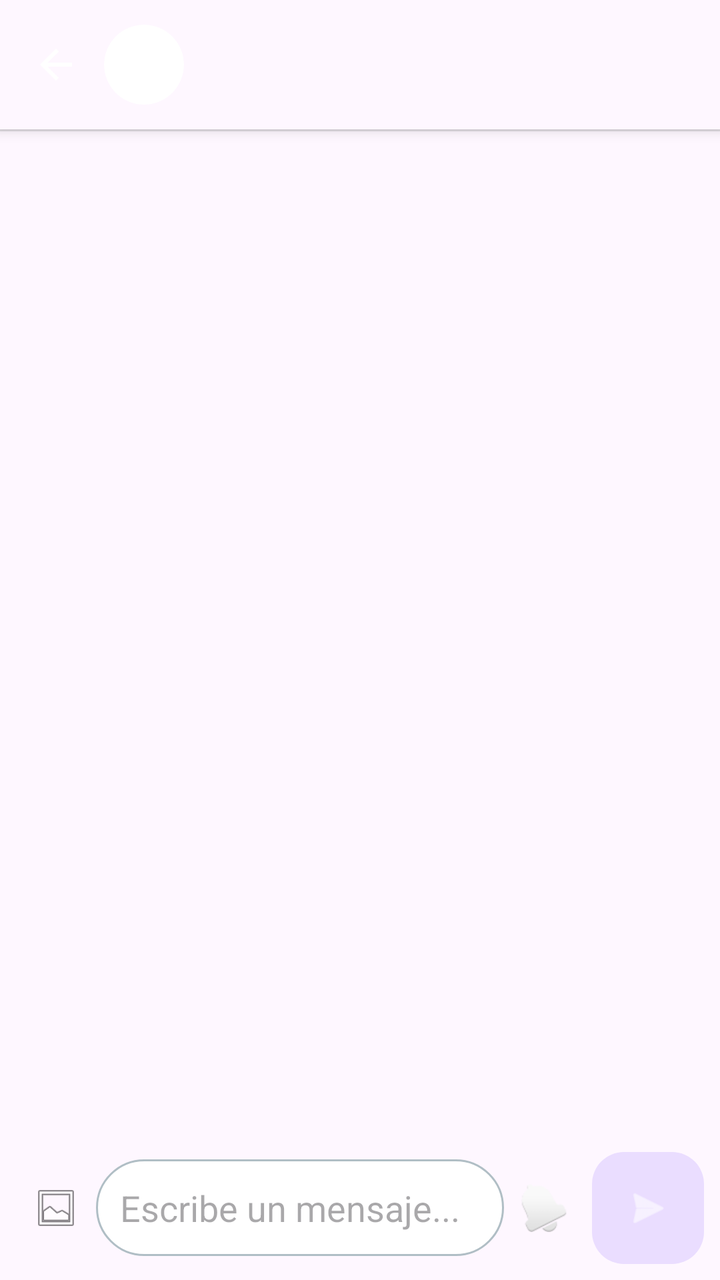
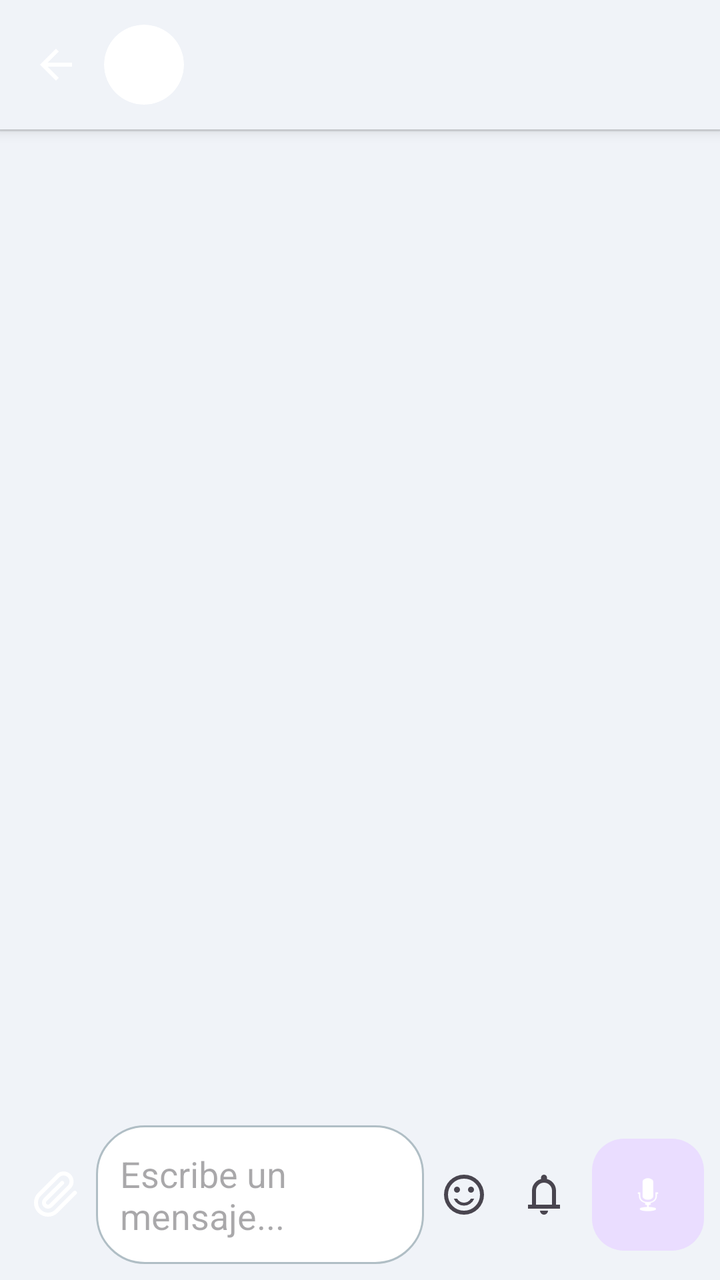

Screens rendered from an Android XML layout before and after an edit, with the pre-edit source and the edit as a unified diff.
<!-- AndroidManifest.xml: application theme Theme.Nexu -->
<!-- res/layout/activity_chat.xml -->
<?xml version="1.0" encoding="utf-8"?>
<LinearLayout xmlns:android="http://schemas.android.com/apk/res/android"
    xmlns:app="http://schemas.android.com/apk/res-auto"
    android:layout_width="match_parent"
    android:layout_height="match_parent"
    android:orientation="vertical"
    android:background="?android:colorBackground">

    <LinearLayout
        android:id="@+id/llChatHeaderInfo"
        android:layout_width="match_parent"
        android:layout_height="wrap_content"
        android:orientation="horizontal"
        android:padding="12dp"
        android:gravity="center_vertical"
        android:elevation="4dp"
        android:background="?android:colorBackground">

        <ImageView
            android:id="@+id/btnBack"
            android:layout_width="32dp"
            android:layout_height="32dp"
            android:padding="4dp"
            android:src="@drawable/ic_volver" />

        <androidx.cardview.widget.CardView
            android:layout_width="40dp"
            android:layout_height="40dp"
            android:layout_marginStart="8dp"
            app:cardCornerRadius="20dp"
            app:cardElevation="0dp">

            <ImageView
                android:id="@+id/ivHeaderAvatar"
                android:layout_width="match_parent"
                android:layout_height="match_parent"
                android:scaleType="centerCrop"/>
            <TextView
                android:id="@+id/tvHeaderAvatar"
                android:layout_width="match_parent"
                android:layout_height="match_parent"
                android:gravity="center"
                android:textSize="20sp"
                android:visibility="gone"/>
        </androidx.cardview.widget.CardView>

        <LinearLayout
            android:layout_width="0dp"
            android:layout_height="wrap_content"
            android:layout_weight="1"
            android:layout_marginStart="12dp"
            android:orientation="vertical">

            <TextView
                android:id="@+id/tvChatTitle"
                android:layout_width="wrap_content"
                android:layout_height="wrap_content"
                android:textSize="18sp"
                android:textStyle="bold"
                android:maxLines="1"
                android:ellipsize="end"
                android:textColor="@color/text_primary"/>

            <TextView
                android:id="@+id/tvStatus"
                android:layout_width="wrap_content"
                android:layout_height="wrap_content"
                android:textSize="12sp"
                android:maxLines="1"
                android:ellipsize="end"
                android:textColor="@color/text_secondary"/>
        </LinearLayout>

        <ImageView
            android:id="@+id/ivAddTime"
            android:layout_width="32dp"
            android:layout_height="32dp"
            android:padding="4dp"
            android:src="@android:drawable/ic_menu_add"
            android:visibility="gone"
            app:tint="#FF3B30" />

        <TextView
            android:id="@+id/tvDistance"
            android:layout_width="wrap_content"
            android:layout_height="wrap_content"
            android:layout_marginStart="8dp"
            android:textSize="12sp"
            android:textColor="@color/text_secondary"/>
    </LinearLayout>

    <View
        android:layout_width="match_parent"
        android:layout_height="1dp"
        android:background="@color/theme_divider"/>

    <androidx.recyclerview.widget.RecyclerView
        android:id="@+id/rvMessages"
        android:layout_width="match_parent"
        android:layout_height="0dp"
        android:layout_weight="1"
        android:padding="8dp"
        android:clipToPadding="false"/>

    <androidx.cardview.widget.CardView
        android:id="@+id/cvImagePreview"
        android:layout_width="100dp"
        android:layout_height="100dp"
        android:layout_marginStart="12dp"
        android:layout_marginBottom="8dp"
        app:cardCornerRadius="8dp"
        android:visibility="gone">
        <ImageView
            android:id="@+id/ivPreview"
            android:layout_width="match_parent"
            android:layout_height="match_parent"
            android:scaleType="centerCrop"/>
        <ImageView
            android:id="@+id/btnRemoveImage"
            android:layout_width="24dp"
            android:layout_height="24dp"
            android:layout_gravity="top|end"
            android:layout_margin="4dp"
            android:padding="4dp"
            android:background="@drawable/circle_background"
            android:src="@drawable/ic_close"
            app:tint="@android:color/white"/>
    </androidx.cardview.widget.CardView>

    <LinearLayout
        android:layout_width="match_parent"
        android:layout_height="wrap_content"
        android:orientation="horizontal"
        android:padding="8dp"
        android:gravity="center_vertical"
        android:background="?android:colorBackground">

        <ImageView
            android:id="@+id/btnAttach"
            android:layout_width="40dp"
            android:layout_height="40dp"
            android:padding="8dp"
            android:src="@android:drawable/ic_menu_gallery"/>

        <EditText
            android:id="@+id/etMessage"
            android:layout_width="0dp"
            android:layout_height="wrap_content"
            android:layout_weight="1"
            android:hint="Escribe un mensaje..."
            android:background="@drawable/edittext_rounded"
            android:padding="12dp"
            android:maxLines="4"
            android:inputType="textMultiLine|textCapSentences"/>

        <ImageView
            android:id="@+id/btnNudge"
            android:layout_width="40dp"
            android:layout_height="40dp"
            android:padding="8dp"
            android:src="@android:drawable/ic_popup_reminder"/>

        <com.google.android.material.floatingactionbutton.FloatingActionButton
            android:id="@+id/btnSend"
            android:layout_width="wrap_content"
            android:layout_height="wrap_content"
            android:layout_marginStart="4dp"
            android:src="@android:drawable/ic_menu_send"
            app:tint="@android:color/white"
            app:fabSize="mini"
            app:elevation="0dp"/>
    </LinearLayout>
</LinearLayout>
<!-- resources referenced by this layout -->
<resources>
  <color name="text_primary">#1A1A24</color>
  <!-- unchanged entries left out for length: 10 -->
</resources>

<!-- the commit's change to res/layout/activity_chat.xml (unified diff, before → after) -->
@@ -4,7 +4,7 @@
     android:layout_width="match_parent"
     android:layout_height="match_parent"
     android:orientation="vertical"
-    android:background="?android:colorBackground">
+    android:background="@color/background_main">
 
     <LinearLayout
         android:id="@+id/llChatHeaderInfo"
@@ -14,7 +14,7 @@
         android:padding="12dp"
         android:gravity="center_vertical"
         android:elevation="4dp"
-        android:background="?android:colorBackground">
+        android:background="@color/background_main">
 
         <ImageView
             android:id="@+id/btnBack"
@@ -59,7 +59,7 @@
                 android:textStyle="bold"
                 android:maxLines="1"
                 android:ellipsize="end"
-                android:textColor="@color/text_primary"/>
+                android:textColor="?android:attr/textColorPrimary"/>
 
             <TextView
                 android:id="@+id/tvStatus"
@@ -89,6 +89,98 @@
             android:textColor="@color/text_secondary"/>
     </LinearLayout>
 
+    <LinearLayout
+        android:id="@+id/llSearchBox"
+        android:layout_width="match_parent"
+        android:layout_height="wrap_content"
+        android:orientation="horizontal"
+        android:padding="8dp"
+        android:visibility="gone"
+        android:background="@color/surface_card"
+        android:gravity="center_vertical"
+        android:elevation="2dp">
+
+        <EditText
+            android:id="@+id/etSearchMessages"
+            android:layout_width="0dp"
+            android:layout_weight="1"
+            android:layout_height="wrap_content"
+            android:hint="Buscar en esta conversación..."
+            android:background="@drawable/bg_search_box"
+            android:padding="10dp"
+            android:textSize="14sp"/>
+
+        <ImageView
+            android:id="@+id/btnCloseSearch"
+            android:layout_width="32dp"
+            android:layout_height="32dp"
+            android:layout_marginStart="8dp"
+            android:padding="4dp"
+            android:src="@drawable/ic_close"
+            app:tint="?android:attr/textColorPrimary"/>
+    </LinearLayout>
+
+    <LinearLayout
+        android:id="@+id/llMessageSelectionHeader"
+        android:layout_width="match_parent"
+        android:layout_height="wrap_content"
+        android:orientation="horizontal"
+        android:gravity="center_vertical"
+        android:padding="16dp"
+        android:visibility="gone"
+        android:elevation="6dp"
+        android:background="@color/background_main">
+
+        <ImageView
+            android:id="@+id/btnCloseMsgSelection"
+            android:layout_width="32dp"
+            android:layout_height="32dp"
+            android:padding="4dp"
+            android:background="?attr/selectableItemBackgroundBorderless"
+            android:src="@drawable/ic_close"
+            app:tint="?android:attr/textColorPrimary"/>
+
+        <TextView
+            android:id="@+id/tvMsgSelectionCount"
+            android:layout_width="0dp"
+            android:layout_height="wrap_content"
+            android:layout_weight="1"
+            android:layout_marginStart="16dp"
+            android:text="1"
+            android:textSize="20sp"
+            android:textStyle="bold"
+            android:textColor="?android:attr/textColorPrimary"/>
+
+        <ImageView
+            android:id="@+id/btnCopySelectedMsgs"
+            android:layout_width="32dp"
+            android:layout_height="32dp"
+            android:padding="4dp"
+            android:layout_marginEnd="16dp"
+            android:background="?attr/selectableItemBackgroundBorderless"
+            android:src="@drawable/ic_copy"
+            app:tint="?android:attr/textColorPrimary"/>
+
+        <ImageView
+            android:id="@+id/btnForwardSelectedMsgs"
+            android:layout_width="32dp"
+            android:layout_height="32dp"
+            android:padding="4dp"
+            android:layout_marginEnd="16dp"
+            android:background="?attr/selectableItemBackgroundBorderless"
+            android:src="@drawable/ic_forward"
+            app:tint="?android:attr/textColorPrimary"/>
+
+        <ImageView
+            android:id="@+id/btnDeleteSelectedMsgs"
+            android:layout_width="32dp"
+            android:layout_height="32dp"
+            android:padding="4dp"
+            android:background="?attr/selectableItemBackgroundBorderless"
+            android:src="@drawable/ic_delete"
+            app:tint="#F44336"/>
+    </LinearLayout>
+
     <View
         android:layout_width="match_parent"
         android:layout_height="1dp"
@@ -101,6 +193,23 @@
         android:layout_weight="1"
         android:padding="8dp"
         android:clipToPadding="false"/>
+
+    <FrameLayout
+        android:id="@+id/flAttachmentMenu"
+        android:layout_width="match_parent"
+        android:layout_height="wrap_content"
+        android:visibility="gone">
+        <include layout="@layout/layout_attachment_menu" />
+    </FrameLayout>
+
+    <FrameLayout
+        android:id="@+id/flEmojiPicker"
+        android:layout_width="match_parent"
+        android:layout_height="250dp"
+        android:background="@color/background_main"
+        android:visibility="gone">
+        <include layout="@layout/layout_emoji_picker" />
+    </FrameLayout>
 
     <androidx.cardview.widget.CardView
         android:id="@+id/cvImagePreview"
@@ -127,47 +236,330 @@
             app:tint="@android:color/white"/>
     </androidx.cardview.widget.CardView>
 
-    <LinearLayout
+    <FrameLayout
+        android:layout_width="match_parent"
+        android:layout_height="wrap_content">
+
+        <LinearLayout
+            android:id="@+id/llInputLayout"
+            android:layout_width="match_parent"
+            android:layout_height="wrap_content"
+            android:orientation="horizontal"
+            android:padding="8dp"
+            android:gravity="center_vertical"
+            android:background="@color/background_main">
+
+            <ImageView
+                android:id="@+id/btnAttach"
+                android:layout_width="40dp"
+                android:layout_height="40dp"
+                android:padding="8dp"
+                android:background="?attr/selectableItemBackgroundBorderless"
+                android:src="@drawable/ic_clip"/>
+
+            <EditText
+                android:id="@+id/etMessage"
+                android:layout_width="0dp"
+                android:layout_height="wrap_content"
+                android:layout_weight="1"
+                android:hint="Escribe un mensaje..."
+                android:background="@drawable/edittext_rounded"
+                android:padding="12dp"
+                android:maxLines="4"
+                android:inputType="textMultiLine|textCapSentences"/>
+
+            <LinearLayout
+                android:id="@+id/llRecordingUI"
+                android:layout_width="0dp"
+                android:layout_height="wrap_content"
+                android:layout_weight="1"
+                android:orientation="horizontal"
+                android:gravity="center_vertical"
+                android:visibility="gone"
+                android:padding="12dp">
+                <ImageView
+                    android:id="@+id/ivRecordingBlink"
+                    android:layout_width="12dp"
+                    android:layout_height="12dp"
+                    android:src="@drawable/circle_background"
+                    app:tint="#F44336"/>
+                <TextView
+                    android:id="@+id/tvRecordingTime"
+                    android:layout_width="wrap_content"
+                    android:layout_height="wrap_content"
+                    android:layout_marginStart="8dp"
+                    android:text="00:00"
+                    android:textStyle="bold"
+                    android:textColor="?android:attr/textColorPrimary"/>
+                <TextView
+                    android:layout_width="0dp"
+                    android:layout_height="wrap_content"
+                    android:layout_weight="1"
+                    android:layout_marginStart="16dp"
+                    android:text="&lt; Desliza cancelar"
+                    android:textColor="@color/text_secondary"
+                    android:gravity="end"/>
+
+                <ImageView
+                    android:id="@+id/btnCancelRecording"
+                    android:layout_width="32dp"
+                    android:layout_height="32dp"
+                    android:layout_marginStart="8dp"
+                    android:padding="4dp"
+                    android:background="?attr/selectableItemBackgroundBorderless"
+                    android:src="@drawable/ic_close"
+                    app:tint="#F44336"
+                    android:visibility="gone"/>
+            </LinearLayout>
+
+            <ImageView
+                android:id="@+id/btnEmoji"
+                android:layout_width="40dp"
+                android:layout_height="40dp"
+                android:padding="8dp"
+                android:background="?attr/selectableItemBackgroundBorderless"
+                android:src="@drawable/ic_emoji"/>
+
+            <ImageView
+                android:id="@+id/btnNudge"
+                android:layout_width="40dp"
+                android:layout_height="40dp"
+                android:padding="8dp"
+                android:src="@drawable/ic_bell"/>
+
+            <com.google.android.material.floatingactionbutton.FloatingActionButton
+                android:id="@+id/btnSend"
+                android:layout_width="wrap_content"
+                android:layout_height="wrap_content"
+                android:layout_marginStart="4dp"
+                android:src="@android:drawable/ic_btn_speak_now"
+                app:tint="@android:color/white"
+                app:fabSize="mini"
+                app:elevation="0dp"/>
+        </LinearLayout>
+
+    </FrameLayout>
+</LinearLayout>
+<!-- res/layout/layout_attachment_menu.xml (included above) -->
+<?xml version="1.0" encoding="utf-8"?>
+<LinearLayout xmlns:android="http://schemas.android.com/apk/res/android"
+    xmlns:app="http://schemas.android.com/apk/res-auto"
+    android:layout_width="match_parent"
+    android:layout_height="wrap_content"
+    android:orientation="vertical"
+    android:padding="16dp"
+    android:background="?android:colorBackground"
+    android:elevation="8dp">
+
+    <GridLayout
         android:layout_width="match_parent"
         android:layout_height="wrap_content"
-        android:orientation="horizontal"
+        android:columnCount="3"
+        android:rowCount="2"
+        android:alignmentMode="alignBounds"
+        android:useDefaultMargins="true">
+
+        <LinearLayout
+            android:id="@+id/btnGallery"
+            android:layout_width="0dp"
+            android:layout_height="wrap_content"
+            android:layout_columnWeight="1"
+            android:gravity="center"
+            android:orientation="vertical"
+            android:background="?attr/selectableItemBackground"
+            android:padding="12dp">
+            <androidx.cardview.widget.CardView
+                android:layout_width="56dp"
+                android:layout_height="56dp"
+                app:cardCornerRadius="28dp"
+                app:cardBackgroundColor="#8A2BE2"
+                app:cardElevation="0dp">
+                <ImageView
+                    android:layout_width="28dp"
+                    android:layout_height="28dp"
+                    android:layout_gravity="center"
+                    android:src="@android:drawable/ic_menu_gallery"
+                    app:tint="@android:color/white"/>
+            </androidx.cardview.widget.CardView>
+            <TextView
+                android:layout_width="wrap_content"
+                android:layout_height="wrap_content"
+                android:layout_marginTop="8dp"
+                android:text="Galería"
+                android:textSize="12sp"/>
+        </LinearLayout>
+
+        <LinearLayout
+            android:id="@+id/btnCamera"
+            android:layout_width="0dp"
+            android:layout_height="wrap_content"
+            android:layout_columnWeight="1"
+            android:gravity="center"
+            android:orientation="vertical"
+            android:background="?attr/selectableItemBackground"
+            android:padding="12dp">
+            <androidx.cardview.widget.CardView
+                android:layout_width="56dp"
+                android:layout_height="56dp"
+                app:cardCornerRadius="28dp"
+                app:cardBackgroundColor="#E91E63"
+                app:cardElevation="0dp">
+                <ImageView
+                    android:layout_width="28dp"
+                    android:layout_height="28dp"
+                    android:layout_gravity="center"
+                    android:src="@android:drawable/ic_menu_camera"
+                    app:tint="@android:color/white"/>
+            </androidx.cardview.widget.CardView>
+            <TextView
+                android:layout_width="wrap_content"
+                android:layout_height="wrap_content"
+                android:layout_marginTop="8dp"
+                android:text="Cámara"
+                android:textSize="12sp"/>
+        </LinearLayout>
+
+        <LinearLayout
+            android:id="@+id/btnFiles"
+            android:layout_width="0dp"
+            android:layout_height="wrap_content"
+            android:layout_columnWeight="1"
+            android:gravity="center"
+            android:orientation="vertical"
+            android:background="?attr/selectableItemBackground"
+            android:padding="12dp">
+            <androidx.cardview.widget.CardView
+                android:layout_width="56dp"
+                android:layout_height="56dp"
+                app:cardCornerRadius="28dp"
+                app:cardBackgroundColor="#3F51B5"
+                app:cardElevation="0dp">
+                <ImageView
+                    android:layout_width="28dp"
+                    android:layout_height="28dp"
+                    android:layout_gravity="center"
+                    android:src="@android:drawable/ic_menu_save"
+                    app:tint="@android:color/white"/>
+            </androidx.cardview.widget.CardView>
+            <TextView
+                android:layout_width="wrap_content"
+                android:layout_height="wrap_content"
+                android:layout_marginTop="8dp"
+                android:text="Documento"
+                android:textSize="12sp"/>
+        </LinearLayout>
+
+    </GridLayout>
+</LinearLayout>
+<!-- res/layout/layout_emoji_picker.xml (included above) -->
+<?xml version="1.0" encoding="utf-8"?>
+<LinearLayout xmlns:android="http://schemas.android.com/apk/res/android"
+    android:id="@+id/flEmojiPicker"
+    android:layout_width="match_parent"
+    android:layout_height="match_parent"
+    android:orientation="vertical"
+    android:background="?android:colorBackground">
+
+    <HorizontalScrollView
+        android:layout_width="match_parent"
+        android:layout_height="wrap_content"
+        android:scrollbars="none"
+        android:fillViewport="true"
+        android:background="?android:colorBackground"
+        android:elevation="4dp">
+
+        <LinearLayout
+            android:layout_width="wrap_content"
+            android:layout_height="wrap_content"
+            android:orientation="horizontal"
+            android:paddingHorizontal="8dp">
+
+            <TextView
+                android:id="@+id/tabSmileys"
+                android:layout_width="wrap_content"
+                android:layout_height="wrap_content"
+                android:paddingHorizontal="16dp"
+                android:paddingVertical="12dp"
+                android:text="😀 Caras"
+                android:textStyle="bold"
+                android:textColor="?android:attr/textColorPrimary"
+                android:background="?attr/selectableItemBackgroundBorderless" />
+
+            <TextView
+                android:id="@+id/tabPeople"
+                android:layout_width="wrap_content"
+                android:layout_height="wrap_content"
+                android:paddingHorizontal="16dp"
+                android:paddingVertical="12dp"
+                android:text="🧑 Personas"
+                android:textColor="@color/text_secondary"
+                android:background="?attr/selectableItemBackgroundBorderless" />
+
+            <TextView
+                android:id="@+id/tabAnimals"
+                android:layout_width="wrap_content"
+                android:layout_height="wrap_content"
+                android:paddingHorizontal="16dp"
+                android:paddingVertical="12dp"
+                android:text="🐻 Animales"
+                android:textColor="@color/text_secondary"
+                android:background="?attr/selectableItemBackgroundBorderless" />
+
+            <TextView
+                android:id="@+id/tabFood"
+                android:layout_width="wrap_content"
+                android:layout_height="wrap_content"
+                android:paddingHorizontal="16dp"
+                android:paddingVertical="12dp"
+                android:text="🍔 Comida"
+                android:textColor="@color/text_secondary"
+                android:background="?attr/selectableItemBackgroundBorderless" />
+
+            <TextView
+                android:id="@+id/tabTravel"
+                android:layout_width="wrap_content"
+                android:layout_height="wrap_content"
+                android:paddingHorizontal="16dp"
+                android:paddingVertical="12dp"
+                android:text="✈️ Viajes"
+                android:textColor="@color/text_secondary"
+                android:background="?attr/selectableItemBackgroundBorderless" />
+
+            <TextView
+                android:id="@+id/tabObjects"
+                android:layout_width="wrap_content"
+                android:layout_height="wrap_content"
+                android:paddingHorizontal="16dp"
+                android:paddingVertical="12dp"
+                android:text="💡 Objetos"
+                android:textColor="@color/text_secondary"
+                android:background="?attr/selectableItemBackgroundBorderless" />
+
+            <TextView
+                android:id="@+id/tabSymbols"
+                android:layout_width="wrap_content"
+                android:layout_height="wrap_content"
+                android:paddingHorizontal="16dp"
+                android:paddingVertical="12dp"
+                android:text="❤️ Símbolos"
+                android:textColor="@color/text_secondary"
+                android:background="?attr/selectableItemBackgroundBorderless" />
+
+        </LinearLayout>
+    </HorizontalScrollView>
+
+    <View
+        android:layout_width="match_parent"
+        android:layout_height="1dp"
+        android:background="@color/theme_divider" />
+
+    <androidx.recyclerview.widget.RecyclerView
+        android:id="@+id/rvEmojis"
+        android:layout_width="match_parent"
+        android:layout_height="0dp"
+        android:layout_weight="1"
         android:padding="8dp"
-        android:gravity="center_vertical"
-        android:background="?android:colorBackground">
-
-        <ImageView
-            android:id="@+id/btnAttach"
-            android:layout_width="40dp"
-            android:layout_height="40dp"
-            android:padding="8dp"
-            android:src="@android:drawable/ic_menu_gallery"/>
-
-        <EditText
-            android:id="@+id/etMessage"
-            android:layout_width="0dp"
-            android:layout_height="wrap_content"
-            android:layout_weight="1"
-            android:hint="Escribe un mensaje..."
-            android:background="@drawable/edittext_rounded"
-            android:padding="12dp"
-            android:maxLines="4"
-            android:inputType="textMultiLine|textCapSentences"/>
-
-        <ImageView
-            android:id="@+id/btnNudge"
-            android:layout_width="40dp"
-            android:layout_height="40dp"
-            android:padding="8dp"
-            android:src="@android:drawable/ic_popup_reminder"/>
-
-        <com.google.android.material.floatingactionbutton.FloatingActionButton
-            android:id="@+id/btnSend"
-            android:layout_width="wrap_content"
-            android:layout_height="wrap_content"
-            android:layout_marginStart="4dp"
-            android:src="@android:drawable/ic_menu_send"
-            app:tint="@android:color/white"
-            app:fabSize="mini"
-            app:elevation="0dp"/>
-    </LinearLayout>
+        android:clipToPadding="false"
+        android:overScrollMode="never" />
+
 </LinearLayout>
<!-- resource entries referenced after the edit -->
@@ -1,6 +1,56 @@
 <!-- resources referenced by this layout -->
 <resources>
-  <color name="text_primary">#1A1A24</color>
+  <color name="background_main">#F0F3F8</color>
+  <color name="surface_card">#FFFFFF</color>
+  <!-- drawable bg_search_box (drawable) -->
+  <?xml version="1.0" encoding="utf-8"?>
+  <shape xmlns:android="http://schemas.android.com/apk/res/android">
+      <solid android:color="#1A7A7A7A" />
+      <corners android:radius="20dp" />
+  </shape>
+  <!-- drawable ic_bell (drawable) -->
+  <vector xmlns:android="http://schemas.android.com/apk/res/android" android:width="24dp" android:height="24dp" android:viewportWidth="960" android:viewportHeight="960" android:tint="?attr/colorControlNormal">
+      <path android:fillColor="@android:color/white" android:pathData="M160,760L160,680L240,680L240,400Q240,317 290,252.5Q340,188 420,168L420,140Q420,115 437.5,97.5Q455,80 480,80Q505,80 522.5,97.5Q540,115 540,140L540,168Q620,188 670,252.5Q720,317 720,400L720,680L800,680L800,760L160,760ZM480,460L480,460L480,460L480,460Q480,460 480,460Q480,460 480,460Q480,460 480,460Q480,460 480,460ZM480,880Q447,880 423.5,856.5Q400,833 400,800L560,800Q560,833 536.5,856.5Q513,880 480,880ZM320,680L640,680L640,400Q640,334 593,287Q546,240 480,240Q414,240 367,287Q320,334 320,400L320,680Z"/>
+  </vector>
+  <!-- drawable ic_clip (drawable) -->
+  <vector xmlns:android="http://schemas.android.com/apk/res/android"
+      android:width="24dp"
+      android:height="24dp"
+      android:viewportWidth="24"
+      android:viewportHeight="24">
+      <path
+          android:fillColor="#00000000"
+          android:strokeColor="#FFFFFF"
+          android:strokeWidth="2"
+          android:strokeLineCap="round"
+          android:strokeLineJoin="round"
+          android:pathData="M21.44,11.05l-9.19,9.19a6.003,6.003 0,1 1,-8.49 -8.49l9.19,-9.19a4.002,4.002 0,0 1,5.66 5.66l-9.2,9.19a2.001,2.001 0,0 1,-2.83 -2.83l8.49,-8.48" />
+  </vector>
+  <!-- drawable ic_copy (drawable) -->
+  <vector xmlns:android="http://schemas.android.com/apk/res/android" android:width="24dp" android:height="24dp" android:viewportWidth="960" android:viewportHeight="960" android:tint="?attr/colorControlNormal">
+      <path android:fillColor="@android:color/white" android:pathData="M360,720Q327,720 303.5,696.5Q280,673 280,640L280,160Q280,127 303.5,103.5Q327,80 360,80L720,80Q753,80 776.5,103.5Q800,127 800,160L800,640Q800,673 776.5,696.5Q753,720 720,720L360,720ZM360,640L720,640Q720,640 720,640Q720,640 720,640L720,160Q720,160 720,160Q720,160 720,160L360,160Q360,160 360,160Q360,160 360,160L360,640Q360,640 360,640Q360,640 360,640ZM200,880Q167,880 143.5,856.5Q120,833 120,800L120,240L200,240L200,800Q200,800 200,800Q200,800 200,800L640,800L640,880L200,880ZM360,640Q360,640 360,640Q360,640 360,640L360,160Q360,160 360,160Q360,160 360,160L360,160Q360,160 360,160Q360,160 360,160L360,640Q360,640 360,640Q360,640 360,640Z"/>
+  </vector>
+  <!-- drawable ic_delete (drawable) -->
+  <vector xmlns:android="http://schemas.android.com/apk/res/android" android:width="24dp" android:height="24dp" android:viewportWidth="960" android:viewportHeight="960" android:tint="?attr/colorControlNormal">
+      <path android:fillColor="@android:color/white" android:pathData="M280,840Q247,840 223.5,816.5Q200,793 200,760L200,240L160,240L160,160L360,160L360,120L600,120L600,160L800,160L800,240L760,240L760,760Q760,793 736.5,816.5Q713,840 680,840L280,840ZM680,240L280,240L280,760Q280,760 280,760Q280,760 280,760L680,760Q680,760 680,760Q680,760 680,760L680,240ZM360,680L440,680L440,320L360,320L360,680ZM520,680L600,680L600,320L520,320L520,680ZM280,240L280,240L280,760Q280,760 280,760Q280,760 280,760L280,760Q280,760 280,760Q280,760 280,760L280,240Z"/>
+  </vector>
+  <!-- drawable ic_emoji (drawable) -->
+  <vector xmlns:android="http://schemas.android.com/apk/res/android" android:width="24dp" android:height="24dp" android:viewportWidth="960" android:viewportHeight="960" android:tint="?attr/colorControlNormal">
+      <path android:fillColor="@android:color/white" android:pathData="M620,440Q645,440 662.5,422.5Q680,405 680,380Q680,355 662.5,337.5Q645,320 620,320Q595,320 577.5,337.5Q560,355 560,380Q560,405 577.5,422.5Q595,440 620,440ZM340,440Q365,440 382.5,422.5Q400,405 400,380Q400,355 382.5,337.5Q365,320 340,320Q315,320 297.5,337.5Q280,355 280,380Q280,405 297.5,422.5Q315,440 340,440ZM603.5,661.5Q659,623 684,560L618,560Q596,597 559.5,618.5Q523,640 480,640Q437,640 400.5,618.5Q364,597 342,560L276,560Q301,623 356.5,661.5Q412,700 480,700Q548,700 603.5,661.5ZM324,848.5Q251,817 197,763Q143,709 111.5,636Q80,563 80,480Q80,397 111.5,324Q143,251 197,197Q251,143 324,111.5Q397,80 480,80Q563,80 636,111.5Q709,143 763,197Q817,251 848.5,324Q880,397 880,480Q880,563 848.5,636Q817,709 763,763Q709,817 636,848.5Q563,880 480,880Q397,880 324,848.5ZM480,480Q480,480 480,480Q480,480 480,480Q480,480 480,480Q480,480 480,480Q480,480 480,480Q480,480 480,480Q480,480 480,480Q480,480 480,480ZM707,707Q800,614 800,480Q800,346 707,253Q614,160 480,160Q346,160 253,253Q160,346 160,480Q160,614 253,707Q346,800 480,800Q614,800 707,707Z"/>
+  </vector>
+  <!-- drawable ic_forward (drawable) -->
+  <?xml version="1.0" encoding="utf-8"?>
+  <vector xmlns:android="http://schemas.android.com/apk/res/android"
+      android:width="24dp"
+      android:height="24dp"
+      android:viewportWidth="960"
+      android:viewportHeight="960"
+      android:tint="?attr/colorControlNormal"
+      android:autoMirrored="true">
+      <path
+          android:fillColor="@android:color/white"
+          android:pathData="M640,680L583,624L767,440L583,256L640,200L880,440L640,680ZM80,760L80,600Q80,517 138.5,458.5Q197,400 280,400L527,400L383,256L440,200L680,440L440,680L383,624L527,480L280,480Q230,480 195,515Q160,550 160,600L160,760L80,760Z"/>
+  </vector>
   <!-- unchanged entries left out for length: 10 -->
 </resources>
 
